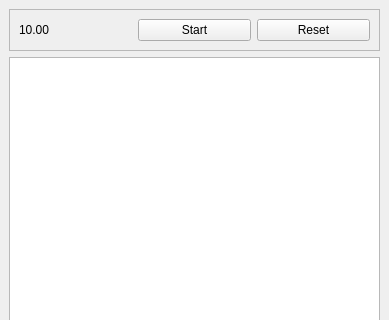
Qt form resources/views/MainWindow.ui (namuan/task-rider) before a commit; both pictures show x 0 to 389 and y 0 to 320 of the 389 by 818 pixel window.
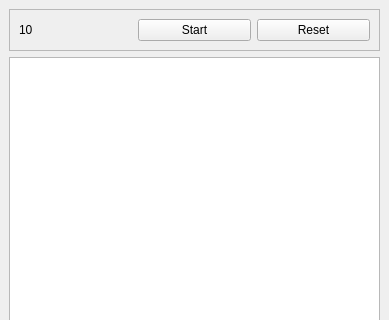
The same form after that commit.

```diff
--- a/resources/views/MainWindow.ui
+++ b/resources/views/MainWindow.ui
@@ -27,7 +27,7 @@
        <item>
         <widget class="QLabel" name="lbl_timer_value">
          <property name="text">
-          <string>10.00</string>
+          <string>10</string>
          </property>
         </widget>
        </item>
```
